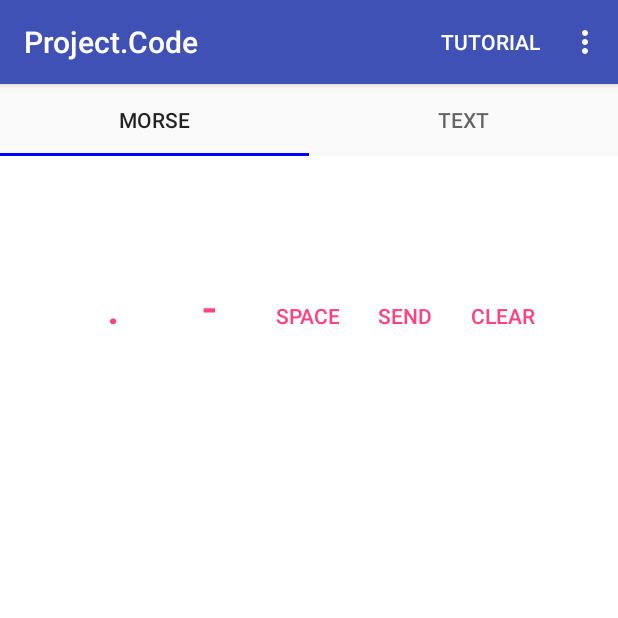
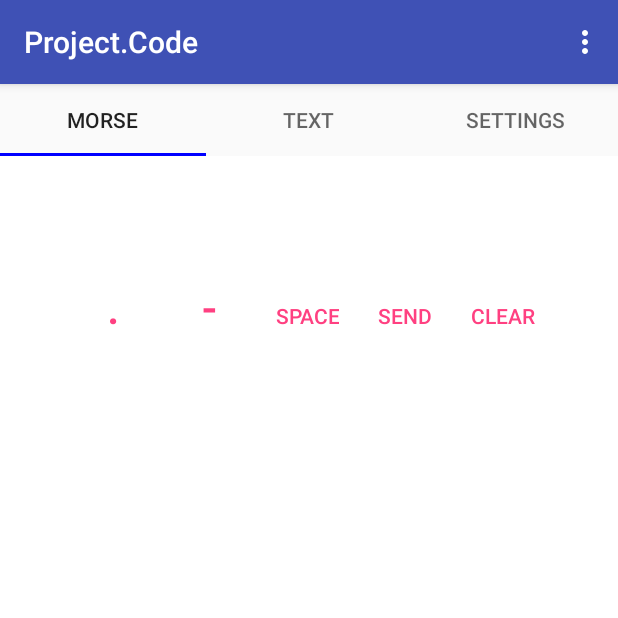
Before and after one commit to Joemiddle/ProjectCode, an Android app: the screen it shows after launch (ProjectActivity), on a phone screen of 412 x 824 dp, the top half of it. Run offline under Robolectric (Android 15) with nearby library versions, the light colour scheme and no system bars.

Commit message:
Added features
Added a settings tab as well as a Menu About feature

```diff
--- a/MyApplication2/projectcode/src/main/java/code/project/projectcode/ProjectActivity.java
+++ b/MyApplication2/projectcode/src/main/java/code/project/projectcode/ProjectActivity.java
@@ -51,6 +51,19 @@ public class ProjectActivity extends AppCompatActivity {
         return true;
     }
 
+    public boolean onOptionsItemSelected(MenuItem item){
+        switch(item.getItemId())
+        {
+            case R.id.About:
+
+
+                Toast.makeText(ProjectActivity.getAppContext(), "Created by Team Panda 2017-2018", Toast.LENGTH_SHORT).show();
+                break;
+
+        }
+        return super.onOptionsItemSelected(item);
+    }
+
     // Returning the Context so that it is accessed by other classes
     public static Context getAppContext()
     {
@@ -58,7 +71,7 @@ public class ProjectActivity extends AppCompatActivity {
     }
 
     public class SampleFragmentPagerAdapter extends FragmentPagerAdapter {
-        final int PAGE_COUNT = 2;
+        final int PAGE_COUNT = 3;
         private Context context;
 
         public SampleFragmentPagerAdapter(FragmentManager fm, Context context) {
@@ -75,6 +88,8 @@ public class ProjectActivity extends AppCompatActivity {
 
            if(position == 0)
                return "Morse";
+           else if(position == 2)
+               return "Settings";
             else return "Text";
         }
         @Override
--- a/MyApplication2/projectcode/src/main/res/layout/fragment_text.xml
+++ b/MyApplication2/projectcode/src/main/res/layout/fragment_text.xml
@@ -1,7 +1,8 @@
 <?xml version="1.0" encoding="utf-8"?>
 <LinearLayout xmlns:android="http://schemas.android.com/apk/res/android"
     android:orientation="vertical" android:layout_width="match_parent"
-    android:layout_height="match_parent">
+    android:layout_height="match_parent"
+    >
 
     <TextView
         android:id="@+id/conversation"
--- a/MyApplication2/projectcode/src/main/res/layout/project_activity.xml
+++ b/MyApplication2/projectcode/src/main/res/layout/project_activity.xml
@@ -3,7 +3,8 @@
     xmlns:app="http://schemas.android.com/apk/res-auto"
     android:layout_width="match_parent"
     android:layout_height="match_parent"
-    android:orientation="vertical">
+    android:orientation="vertical"
+    android:id="@+id/mainactivity">
 
 
     <!--<android.support.v7.widget.Toolbar-->
--- a/MyApplication2/projectcode/src/main/res/menu/menu.xml
+++ b/MyApplication2/projectcode/src/main/res/menu/menu.xml
@@ -3,25 +3,13 @@ xmlns:app="http://schemas.android.com/apk/res-auto"
 xmlns:tools="http://schemas.android.com/tools" tools:context=".ProjectActivity">
 
 <item
-    style="@style/AppTheme"
-    android:id="@+id/Sound"
-    android:title="@string/sound"
+
+    android:id="@+id/About"
+    android:title="@string/about"
     app:showAsAction="never"
     android:orderInCategory="0"/>
 
-<item
-    style="@style/AppTheme"
-    android:id="@+id/Language"
-    android:title="@string/language"
-    app:showAsAction="never"
-    android:orderInCategory="1" />
 
-    <item
-        style="@style/AppTheme"
-        android:id="@+id/Tutorial"
-        android:title="@string/tutorial"
-        app:showAsAction="ifRoom"
-        android:orderInCategory="1"/>
 
 
 </menu>
--- a/MyApplication2/projectcode/src/main/res/values/colors.xml
+++ b/MyApplication2/projectcode/src/main/res/values/colors.xml
@@ -5,4 +5,9 @@
     <color name="colorAccent">#FF4081</color>
     <color name="controlNormal">#6495ED</color>
     <color name="controlActivated">#B0E0E6</color>
+    <color name="red">#FF0000</color>
+    <color name="white">#FFFFFF</color>
+    <color name="green">#00FF00</color>
+    <color name="blue">#0000FF</color>
+
 </resources>
--- a/MyApplication2/projectcode/src/main/res/values/strings.xml
+++ b/MyApplication2/projectcode/src/main/res/values/strings.xml
@@ -6,4 +6,10 @@
     <string name="language">Francais</string>
     <string name="sound">Sound</string>
     <string name="tutorial">Tutorial</string>
+    <string name="red">Red</string>
+    <string name="white">White</string>
+    <string name="green">Green</string>
+    <string name="blue">Blue</string>
+    <string name="about">About</string>
+    <string name="backcolor">Background Color</string>
 </resources>
```
Also changed, not shown: MyApplication2/projectcode/src/main/java/code/project/projectcode/FragmentHandler.java (+14 -29 lines), MyApplication2/projectcode/src/main/res/layout/settings.xml (added, +53 -0 lines).
